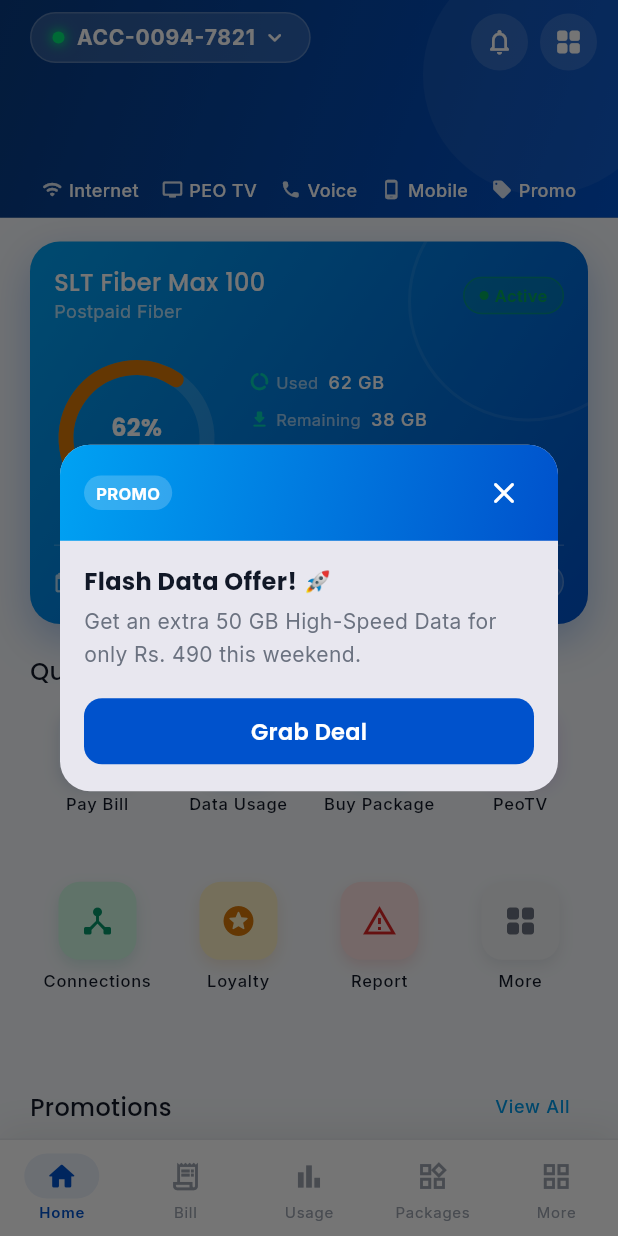
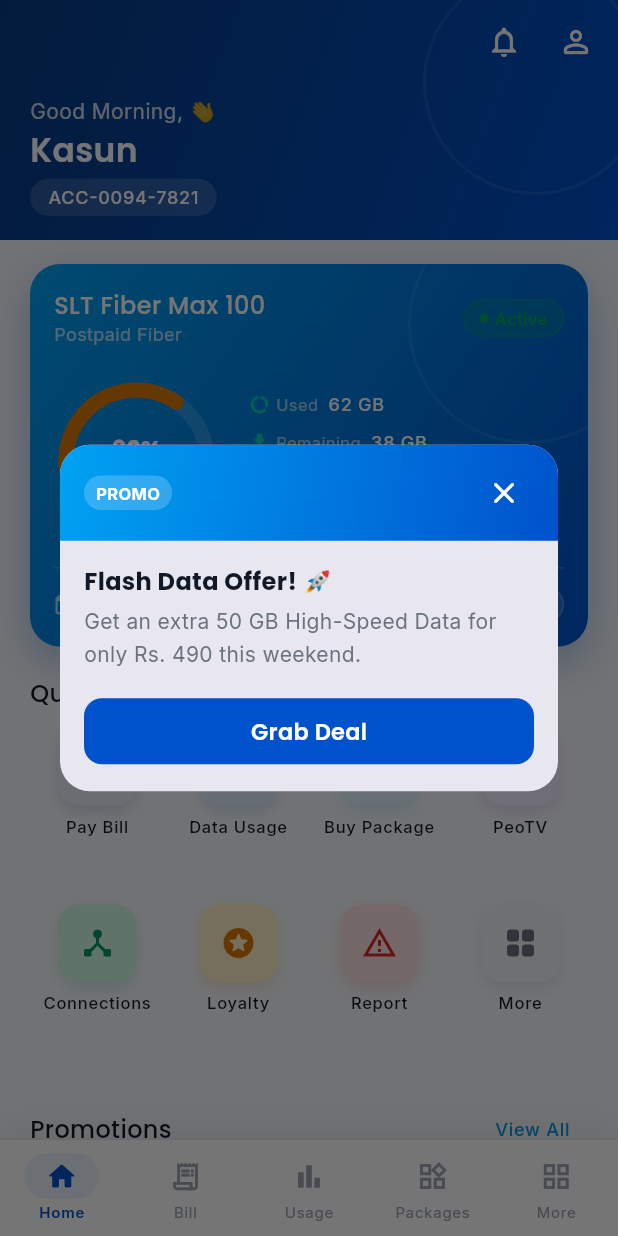
Before and after one commit to myslt-app-2026/myslt_app_v2_2026, a Flutter app: the HomePage screen opened by its route, on a phone screen of 412 x 824 dp. Run offline on Flutter 3.47's test engine with Material 3 defaults, Android fonts, the phone set to English and light mode, and no system bars; drawn by our look-alikes of flutter_animate; our stand-ins replace carousel_slider, dio, easy_localization, fl_chart, flutter_riverpod, flutter_secure_storage and 7 more; accounts and stored records are empty; network calls fail.

Commit message:
revert: restore original home page layout

```diff
--- a/lib/features/home/presentation/pages/home_page.dart
+++ b/lib/features/home/presentation/pages/home_page.dart
@@ -188,50 +188,31 @@
           slivers: [
             // ── App Bar ─────────────────────────────────────────────────
             SliverAppBar(
-              expandedHeight: 145,
+              expandedHeight: 160,
               floating: false,
               pinned: true,
-              backgroundColor: AppColors.primaryDark,
+              backgroundColor: AppColors.primary,
               surfaceTintColor: Colors.transparent,
               flexibleSpace: FlexibleSpaceBar(
                 background: _buildHeaderBg(
                   greeting,
                   userName,
-                  summaryAsync.valueOrNull?.accountNumber ?? '011XXXXXXX',
+                  summaryAsync.valueOrNull?.accountNumber ?? 'ACC-0094-7821',
                 ),
                 collapseMode: CollapseMode.pin,
               ),
               actions: [
-                Container(
-                  margin: const EdgeInsets.only(right: 8),
-                  width: 38,
-                  height: 38,
-                  decoration: BoxDecoration(
-                    color: Colors.white.withAlpha(35),
-                    shape: BoxShape.circle,
-                  ),
-                  child: IconButton(
-                    padding: EdgeInsets.zero,
-                    icon: const Icon(Icons.notifications_none_rounded,
-                        color: Colors.white, size: 20),
-                    onPressed: () => context.push(AppRoutes.notifications),
-                  ),
+                IconButton(
+                  icon: const Icon(Icons.notifications_outlined,
+                      color: Colors.white),
+                  onPressed: () => context.push(AppRoutes.notifications),
                 ),
-                Container(
-                  margin: const EdgeInsets.only(right: 14),
-                  width: 38,
-                  height: 38,
-                  decoration: BoxDecoration(
-                    color: Colors.white.withAlpha(35),
-                    shape: BoxShape.circle,
-                  ),
-                  child: IconButton(
-                    padding: EdgeInsets.zero,
-                    icon: const Icon(Icons.grid_view_rounded,
-                        color: Colors.white, size: 20),
-                    onPressed: () => context.push(AppRoutes.more),
-                  ),
+                IconButton(
+                  icon: const Icon(Icons.person_outline_rounded,
+                      color: Colors.white),
+                  onPressed: () => context.push(AppRoutes.profile),
                 ),
+                const SizedBox(width: 4),
               ],
             ),
 
@@ -269,14 +250,17 @@
       child: Stack(
         children: [
           Positioned(
-            top: -30,
-            right: -30,
+            top: -20,
+            right: -20,
             child: Container(
-              width: 160,
-              height: 160,
+              width: 150,
+              height: 150,
               decoration: BoxDecoration(
                 shape: BoxShape.circle,
-                color: Colors.white.withAlpha(15),
+                border: Border.all(
+                  color: Colors.white.withAlpha(20),
+                  width: 2,
+                ),
               ),
             ),
           ),
@@ -284,103 +268,49 @@
             child: Padding(
               padding: const EdgeInsets.fromLTRB(
                 AppSpacing.pagePadding,
-                AppSpacing.sm,
+                AppSpacing.md,
                 AppSpacing.pagePadding,
-                AppSpacing.sm,
+                AppSpacing.lg,
               ),
               child: Column(
                 crossAxisAlignment: CrossAxisAlignment.start,
-                mainAxisAlignment: MainAxisAlignment.spaceBetween,
+                mainAxisAlignment: MainAxisAlignment.end,
                 children: [
+                  Text(
+                    '$greeting, 👋',
+                    style: AppTextStyles.bodyMedium.copyWith(
+                      color: Colors.white.withAlpha(204),
+                    ),
+                  ),
+                  Text(
+                    userName,
+                    style: AppTextStyles.headlineLarge.copyWith(
+                      color: Colors.white,
+                    ),
+                  ),
+                  const SizedBox(height: AppSpacing.xs),
                   Container(
                     padding: const EdgeInsets.symmetric(
-                      horizontal: 14,
-                      vertical: 6,
+                      horizontal: AppSpacing.md,
+                      vertical: AppSpacing.xs,
                     ),
                     decoration: BoxDecoration(
-                      color: Colors.white.withAlpha(40),
-                      borderRadius: BorderRadius.circular(24),
-                      border: Border.all(
-                        color: Colors.white.withAlpha(50),
-                        width: 1,
+                      color: Colors.white.withAlpha(38),
+                      borderRadius: BorderRadius.circular(20),
+                    ),
+                    child: Text(
+                      accountNumber,
+                      style: AppTextStyles.labelMedium.copyWith(
+                        color: Colors.white,
                       ),
                     ),
-                    child: Row(
-                      mainAxisSize: MainAxisSize.min,
-                      children: [
-                        Container(
-                          width: 8,
-                          height: 8,
-                          decoration: const BoxDecoration(
-                            color: Color(0xFF00E676),
-                            shape: BoxShape.circle,
-                            boxShadow: [
-                              BoxShadow(
-                                color: Color(0xFF00E676),
-                                blurRadius: 6,
-                                spreadRadius: 1,
-                              ),
-                            ],
-                          ),
-                        ),
-                        const SizedBox(width: 8),
-                        Text(
-                          accountNumber,
-                          style: AppTextStyles.labelLarge.copyWith(
-                            color: Colors.white,
-                            fontWeight: FontWeight.bold,
-                            letterSpacing: 0.5,
-                          ),
-                        ),
-                        const SizedBox(width: 4),
-                        const Icon(
-                          Icons.keyboard_arrow_down_rounded,
-                          color: Colors.white,
-                          size: 18,
-                        ),
-                      ],
-                    ),
                   ),
-                  const Spacer(),
-                  _buildServiceSubNav(),
-                  const SizedBox(height: 2),
                 ],
               ),
             ),
           ),
         ],
       ),
-    );
-  }
-
-  Widget _buildServiceSubNav() {
-    final items = [
-      (Icons.wifi_rounded, 'Internet'),
-      (Icons.tv_rounded, 'PEO TV'),
-      (Icons.phone_rounded, 'Voice'),
-      (Icons.phone_android_rounded, 'Mobile'),
-      (Icons.local_offer_rounded, 'Promo'),
-    ];
-
-    return Row(
-      mainAxisAlignment: MainAxisAlignment.spaceAround,
-      children: items.map((item) {
-        return Row(
-          mainAxisSize: MainAxisSize.min,
-          children: [
-            Icon(item.$1, color: Colors.white.withAlpha(220), size: 14),
-            const SizedBox(width: 4),
-            Text(
-              item.$2,
-              style: const TextStyle(
-                color: Colors.white,
-                fontSize: 12,
-                fontWeight: FontWeight.w500,
-              ),
-            ),
-          ],
-        );
-      }).toList(),
     );
   }
 
```
